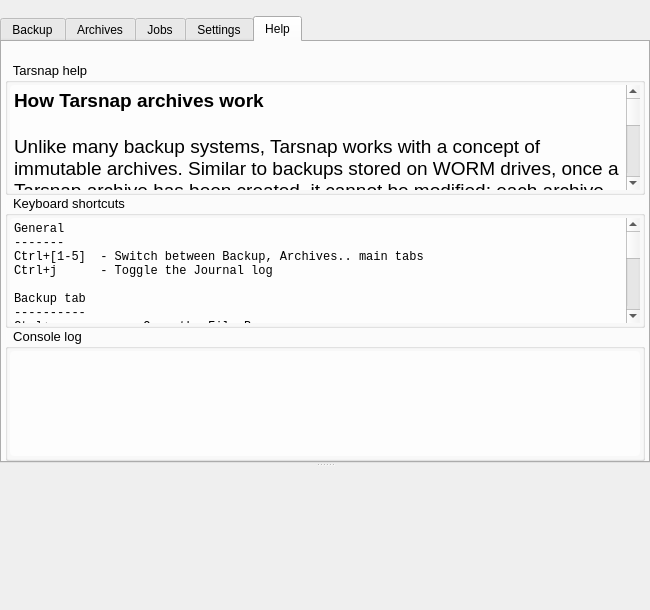
The window that forms/mainwindow.ui (Tarsnap/tarsnap-gui) describes before a commit, drawn with Qt 5.
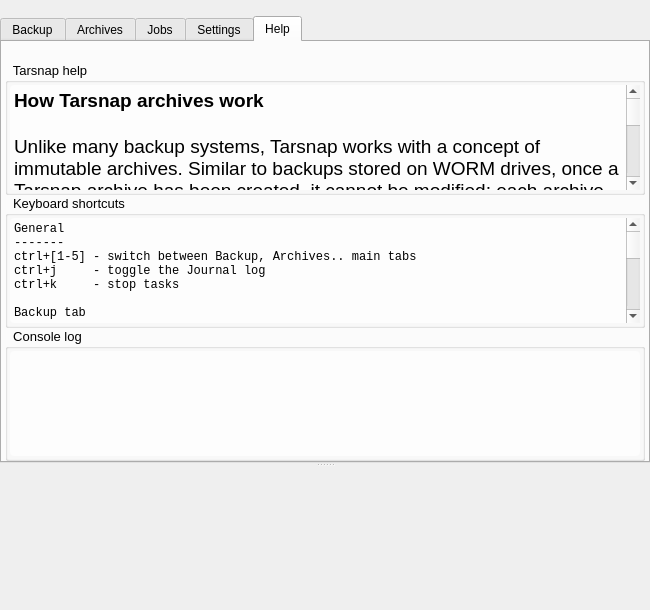
The same window after the commit. The open tabs and pages were chosen to show the change. Icons and pictures are not drawn. Custom widgets are drawn as their Qt base class.

Commit message:
Upgrade the task cancel functionality.
Now, one can either clear the queued tasks, stop the running ones or both.

What changed in the file:
```diff
--- a/forms/mainwindow.ui
+++ b/forms/mainwindow.ui
@@ -2049,30 +2049,31 @@
                 <property name="plainText">
                  <string>General
 -------
-Ctrl+[1-5]  - Switch between Backup, Archives.. main tabs
-Ctrl+j      - Toggle the Journal log
+ctrl+[1-5] - switch between Backup, Archives.. main tabs
+ctrl+j     - toggle the Journal log
+ctrl+k     - stop tasks
 
 Backup tab
 ----------
-Ctrl+o          - Open the File Browser
-Ctrl+Backspace  - Clear the Backup list
-Backspace       - Remove selected items from the Backup list
+ctrl+o         - open the File Browser
+ctrl+backspace - clear the Backup list
+backspace      - remove selected items from the Backup list
 
 Archives tab
 ------------
-Ctrl+r     - Refresh the Archives list
-Backspace  - Delete selected Archives
+ctrl+r    - refresh the Archives list
+backspace - delete selected Archives
 
 Jobs tab
 --------
-Ctrl+n  - Add new Job
-Ctrl+b  - Initiate backup on selected Jobs
+ctrl+n - add new Job
+ctrl+b - initiate backup on selected Jobs
 
 Settings tab
 ------------
-Ctrl+r  - Refresh Account summary
+ctrl+r - refresh Account summary
 
-* Ctrl is Cmd key on OS X
+* ctrl is cmd key on OS X
 </string>
                 </property>
                </widget>
```
The commit also changes 5 other files.
